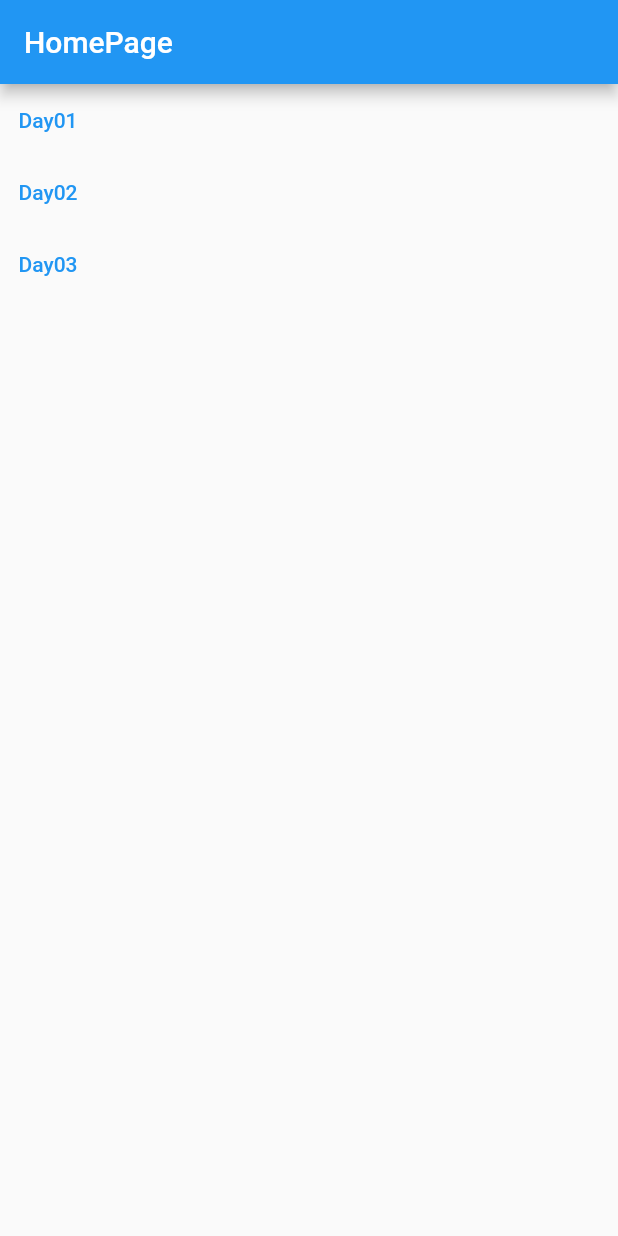
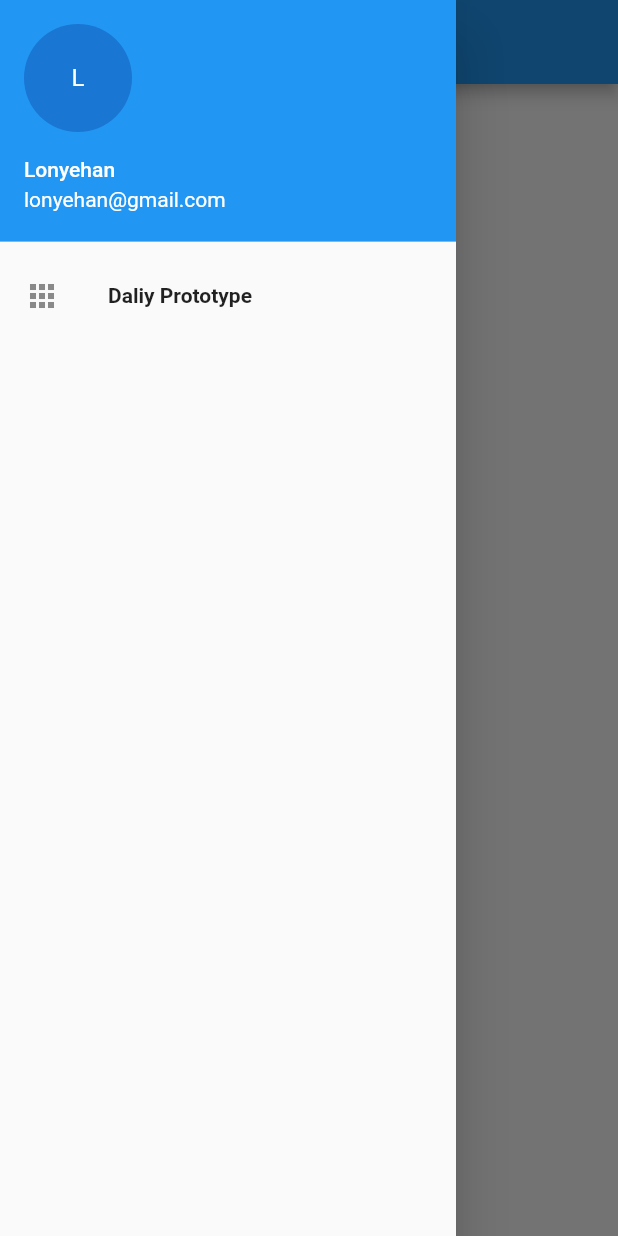
Before and after one commit to lonyehan/MyFlutterStoryBook, a Flutter app: the screen it shows after launch, with the side drawer open (before the commit the screen has no drawer), on a phone screen of 412 x 824 dp. Run offline on Flutter 3.47's test engine with Material 2 defaults, Android fonts, the phone set to English and light mode, and no system bars; our stand-ins replace google_fonts.

Commit message:
修改 主頁畫面

```diff
--- a/lib/main.dart
+++ b/lib/main.dart
@@ -1,4 +1,5 @@
 import 'package:flutter/material.dart';
+import 'package:google_fonts/google_fonts.dart';
 import 'package:my_first_flutter_app/pages/DropdownMenu.dart';
 import 'package:my_first_flutter_app/pages/PricingCard.dart';
 
@@ -19,6 +20,7 @@ class App extends StatelessWidget {
           '/day01': (BuildContext context) => const Event(),
           '/day02': (BuildContext context) => const DropdownMenu(),
           '/day03': (BuildContext context) => const PricingCard(),
+          '/daily_prototype': (BuildContext context) => const DailyPrototype(),
         },
         home: HomePage());
   }
@@ -37,6 +39,9 @@ class HomePage extends StatelessWidget {
             case '/':
               builder = (BuildContext context) => const Home();
               break;
+            case '/daily_prototype':
+              builder = (BuildContext context) => const DailyPrototype();
+              break;
             case '/day01':
               builder = (BuildContext context) => const Event();
               break;
@@ -54,28 +59,112 @@ class HomePage extends StatelessWidget {
   }
 }
 
-class Home extends StatelessWidget {
+class Home extends StatefulWidget {
   const Home({Key? key}) : super(key: key);
 
+  @override
+  State<Home> createState() => _HomeState();
+}
+
+class _HomeState extends State<Home> {
   @override
   Widget build(BuildContext context) {
     return Scaffold(
       appBar: AppBar(
         title: const Text("HomePage"),
       ),
-      body: Column(
-        children: [
-          TextButton(
-              child: const Text("Day01"),
-              onPressed: () => {Navigator.of(context).pushNamed('/day01')}),
-          TextButton(
-              child: const Text("Day02"),
-              onPressed: () => {Navigator.of(context).pushNamed('/day02')}),
-          TextButton(
-              child: const Text("Day03"),
-              onPressed: () => {Navigator.of(context).pushNamed('/day03')}),
-        ],
+      drawer: Drawer(
+        child: ListView(
+          padding: EdgeInsets.zero,
+          children: [
+            UserAccountsDrawerHeader(
+              accountName: Text("Lonyehan"),
+              accountEmail: Text("lonyehan@gmail.com"),
+              currentAccountPicture: CircleAvatar(
+                child: Text("L"),
+              ),
+            ),
+            ListTile(
+              leading: Icon(Icons.apps),
+              title: Text(
+                "Daliy Prototype",
+                style: TextStyle(fontWeight: FontWeight.w600),
+              ),
+              onTap: () => {Navigator.pushNamed(context, '/daily_prototype')},
+            )
+          ],
+        ),
       ),
     );
   }
 }
+
+class DailyPrototype extends StatelessWidget {
+  const DailyPrototype({Key? key}) : super(key: key);
+
+  @override
+  Widget build(BuildContext context) {
+    return Scaffold(
+        appBar: AppBar(
+          title: const Text("DaliyPrototype"),
+        ),
+        drawer: Drawer(
+          child: ListView(
+            padding: EdgeInsets.zero,
+            children: [
+              const UserAccountsDrawerHeader(
+                accountName: Text("Lonyehan"),
+                accountEmail: Text("lonyehan@gmail.com"),
+                currentAccountPicture: CircleAvatar(
+                  child: Text("L"),
+                ),
+              ),
+              ListTile(
+                leading: const Icon(Icons.apps),
+                title: const Text(
+                  "Daliy Prototype",
+                  style: TextStyle(fontWeight: FontWeight.w600),
+                ),
+                onTap: () =>
+                    {Navigator.of(context).pushNamed('/daily_prototype')},
+              )
+            ],
+          ),
+        ),
+        body: Padding(
+          padding: const EdgeInsets.all(10.0),
+          child: GridView.count(
+            crossAxisCount: 10,
+            crossAxisSpacing: 10,
+            mainAxisSpacing: 10,
+            children: [
+              DaliyButton(name: "Day01", route: "/day01"),
+              DaliyButton(name: "Day02", route: "/day02"),
+              DaliyButton(name: "Day03", route: "/day03"),
+            ],
+          ),
+        ));
+  }
+}
+
+class DaliyButton extends StatelessWidget {
+  final String name;
+  final String route;
+
+  DaliyButton({required this.name, required this.route});
+
+  @override
+  Widget build(BuildContext context) {
+    return Container(
+      decoration: BoxDecoration(
+          color: Colors.pink[50], borderRadius: BorderRadius.circular(30)),
+      child: TextButton(
+          child: Text(
+            name,
+            style: GoogleFonts.ibmPlexSans(
+                fontSize: 26, fontWeight: FontWeight.bold, color: Colors.black),
+          ),
+          onPressed: () => {Navigator.of(context).pushNamed(route)}),
+    );
+  }
+}
```
